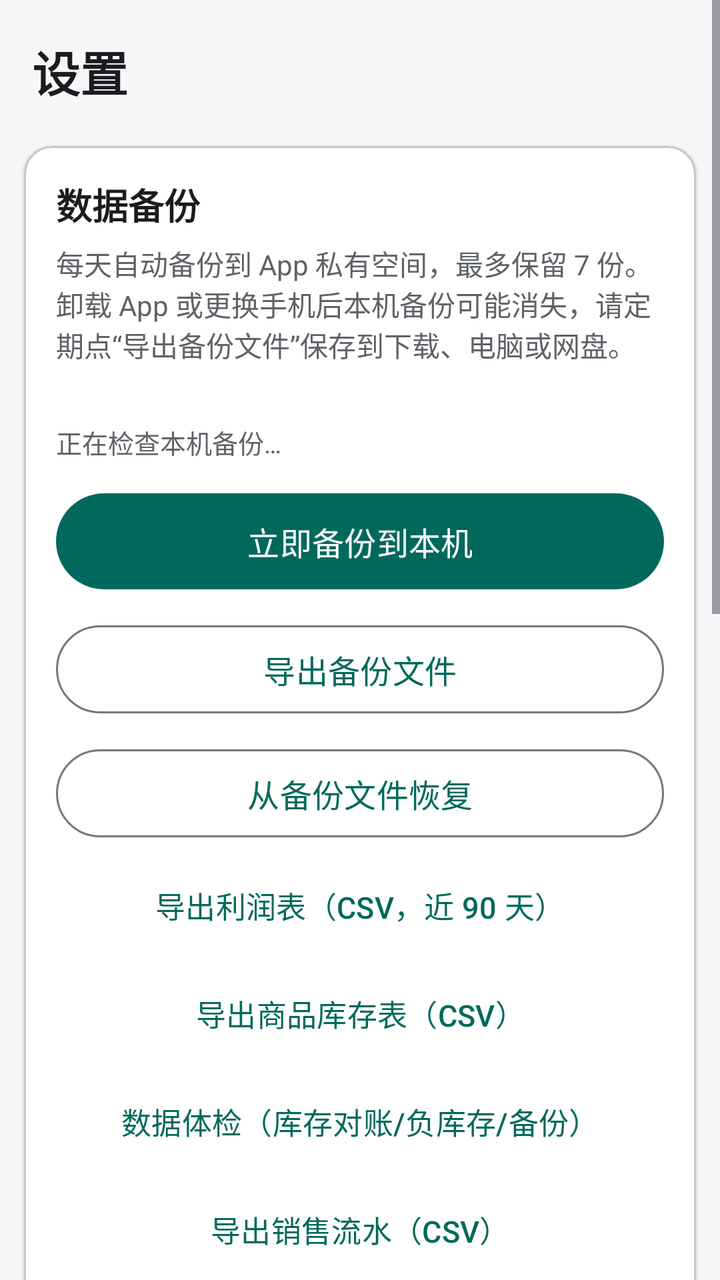
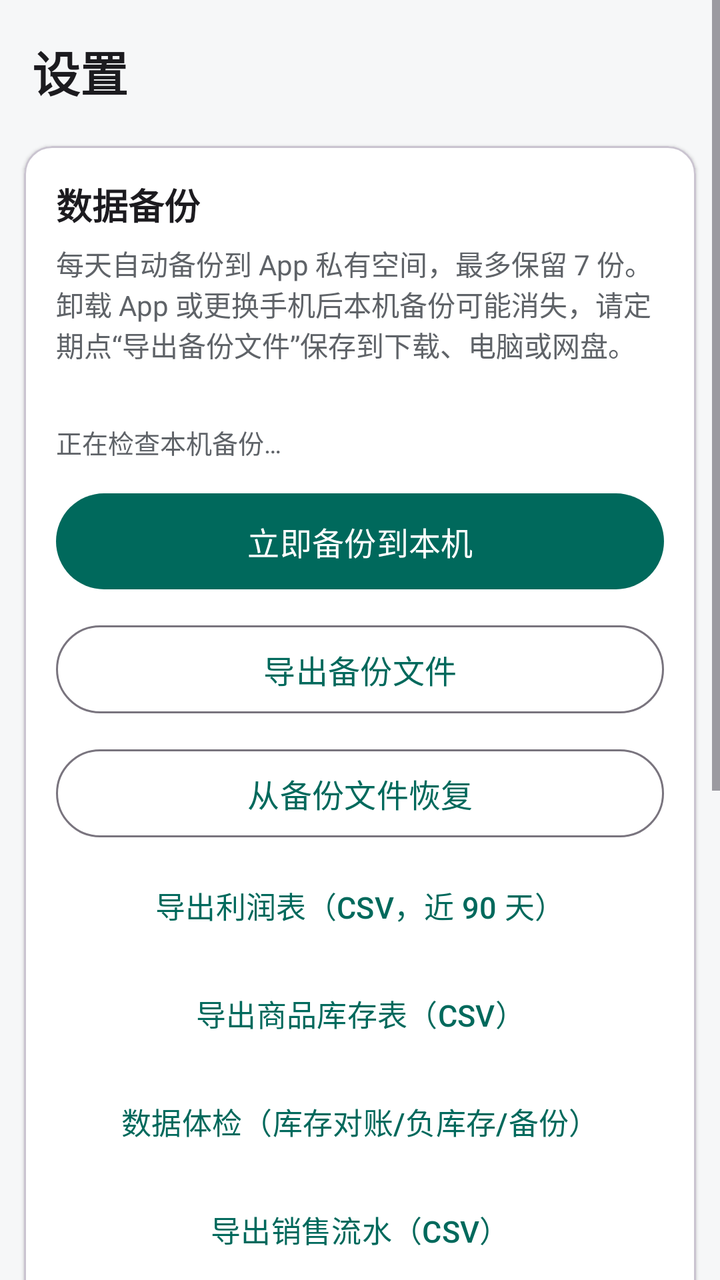

Compare the two renders of this Android layout. The source of the first and the diff that turns it into the second are given below.
<!-- AndroidManifest.xml: application theme Theme.Accounting -->
<!-- res/layout/fragment_settings.xml -->
<?xml version="1.0" encoding="utf-8"?>
<ScrollView xmlns:android="http://schemas.android.com/apk/res/android"
    xmlns:app="http://schemas.android.com/apk/res-auto"
    android:layout_width="match_parent"
    android:layout_height="match_parent">

    <LinearLayout
        android:layout_width="match_parent"
        android:layout_height="wrap_content"
        android:orientation="vertical"
        android:paddingBottom="24dp">

        <TextView
            android:layout_width="match_parent"
            android:layout_height="wrap_content"
            android:paddingStart="16dp"
            android:paddingEnd="16dp"
            android:paddingTop="18dp"
            android:paddingBottom="8dp"
            android:text="@string/settings_title"
            android:textColor="@color/text_primary"
            android:textSize="24sp"
            android:textStyle="bold" />

        
        <com.google.android.material.card.MaterialCardView
            android:layout_width="match_parent"
            android:layout_height="wrap_content"
            android:layout_margin="12dp"
            app:cardBackgroundColor="@color/bg_card"
            app:cardCornerRadius="14dp"
            app:cardElevation="1dp">

            <LinearLayout
                android:layout_width="match_parent"
                android:layout_height="wrap_content"
                android:orientation="vertical"
                android:padding="16dp">

                <TextView
                    android:layout_width="wrap_content"
                    android:layout_height="wrap_content"
                    android:text="@string/backup_section"
                    android:textColor="@color/text_primary"
                    android:textSize="18sp"
                    android:textStyle="bold" />

                <TextView
                    android:layout_width="match_parent"
                    android:layout_height="wrap_content"
                    android:layout_marginTop="6dp"
                    android:text="@string/backup_auto_hint"
                    android:textColor="@color/text_secondary"
                    android:textSize="14sp" />

                <TextView
                    android:id="@+id/text_last_backup"
                    android:layout_width="match_parent"
                    android:layout_height="wrap_content"
                    android:layout_marginTop="6dp"
                    android:textColor="@color/text_primary"
                    android:textSize="14sp" />
                <TextView
                    android:id="@+id/text_backup_summary"
                    android:layout_width="match_parent"
                    android:layout_height="wrap_content"
                    android:layout_marginTop="4dp"
                    android:text="@string/backup_summary_loading"
                    android:textColor="@color/text_secondary"
                    android:textSize="13sp" />

                <com.google.android.material.button.MaterialButton
                    android:id="@+id/btn_backup_now"
                    android:layout_width="match_parent"
                    android:layout_height="56dp"
                    android:layout_marginTop="12dp"
                    android:text="@string/backup_now"
                    android:textSize="16sp" />

                <com.google.android.material.button.MaterialButton
                    android:id="@+id/btn_export_backup"
                    style="@style/Widget.Material3.Button.OutlinedButton"
                    android:layout_width="match_parent"
                    android:layout_height="52dp"
                    android:layout_marginTop="10dp"
                    android:text="@string/backup_export"
                    android:textSize="16sp" />

                <com.google.android.material.button.MaterialButton
                    android:id="@+id/btn_restore_backup"
                    style="@style/Widget.Material3.Button.OutlinedButton"
                    android:layout_width="match_parent"
                    android:layout_height="52dp"
                    android:layout_marginTop="10dp"
                    android:text="@string/backup_restore"
                    android:textSize="16sp" />

                <com.google.android.material.button.MaterialButton
                    android:id="@+id/btn_export_profit"
                    style="@style/Widget.Material3.Button.TextButton"
                    android:layout_width="match_parent"
                    android:layout_height="48dp"
                    android:layout_marginTop="6dp"
                    android:text="@string/profit_report_export"
                    android:textSize="15sp" />

                <com.google.android.material.button.MaterialButton
                    android:id="@+id/btn_export_inventory"
                    style="@style/Widget.Material3.Button.TextButton"
                    android:layout_width="match_parent"
                    android:layout_height="48dp"
                    android:layout_marginTop="6dp"
                    android:text="@string/inventory_export"
                    android:textSize="15sp" />

                <com.google.android.material.button.MaterialButton
                    android:id="@+id/btn_data_check"
                    style="@style/Widget.Material3.Button.TextButton"
                    android:layout_width="match_parent"
                    android:layout_height="48dp"
                    android:layout_marginTop="6dp"
                    android:text="@string/data_check"
                    android:textSize="15sp" />

                <com.google.android.material.button.MaterialButton
                    android:id="@+id/btn_export_csv"
                    style="@style/Widget.Material3.Button.TextButton"
                    android:layout_width="match_parent"
                    android:layout_height="48dp"
                    android:layout_marginTop="6dp"
                    android:text="@string/csv_export"
                    android:textSize="15sp" />
            </LinearLayout>
        </com.google.android.material.card.MaterialCardView>

        
        <com.google.android.material.card.MaterialCardView
            android:layout_width="match_parent"
            android:layout_height="wrap_content"
            android:layout_margin="12dp"
            app:cardBackgroundColor="@color/bg_card"
            app:cardCornerRadius="14dp"
            app:cardElevation="1dp">

            <LinearLayout
                android:layout_width="match_parent"
                android:layout_height="wrap_content"
                android:orientation="vertical"
                android:padding="16dp">

                <TextView
                    android:layout_width="wrap_content"
                    android:layout_height="wrap_content"
                    android:text="@string/sync_section"
                    android:textColor="@color/text_primary"
                    android:textSize="18sp"
                    android:textStyle="bold" />

                <TextView
                    android:layout_width="match_parent"
                    android:layout_height="wrap_content"
                    android:layout_marginTop="6dp"
                    android:text="@string/sync_hint"
                    android:textColor="@color/text_secondary"
                    android:textSize="14sp" />

                <com.google.android.material.textfield.TextInputLayout
                    android:layout_width="match_parent"
                    android:layout_height="wrap_content"
                    android:layout_marginTop="8dp"
                    android:hint="@string/sync_server_url">

                    <com.google.android.material.textfield.TextInputEditText
                        android:id="@+id/input_sync_url"
                        android:layout_width="match_parent"
                        android:layout_height="wrap_content"
                        android:inputType="textUri"
                        android:maxLines="1" />
                </com.google.android.material.textfield.TextInputLayout>

                <com.google.android.material.textfield.TextInputLayout
                    android:layout_width="match_parent"
                    android:layout_height="wrap_content"
                    android:layout_marginTop="8dp"
                    android:hint="@string/sync_server_key">

                    <com.google.android.material.textfield.TextInputEditText
                        android:id="@+id/input_sync_key"
                        android:layout_width="match_parent"
                        android:layout_height="wrap_content"
                        android:inputType="text"
                        android:maxLines="1" />
                </com.google.android.material.textfield.TextInputLayout>

                <LinearLayout
                    android:layout_width="match_parent"
                    android:layout_height="wrap_content"
                    android:orientation="horizontal"
                    android:layout_marginTop="10dp">

                    <com.google.android.material.button.MaterialButton
                        android:id="@+id/btn_sync_save"
                        style="@style/Widget.Material3.Button.OutlinedButton"
                        android:layout_width="0dp"
                        android:layout_height="52dp"
                        android:layout_weight="1"
                        android:layout_marginEnd="6dp"
                        android:text="@string/sync_save_config"
                        android:textSize="15sp" />

                    <com.google.android.material.button.MaterialButton
                        android:id="@+id/btn_sync_now"
                        android:layout_width="0dp"
                        android:layout_height="52dp"
                        android:layout_weight="1"
                        android:layout_marginStart="6dp"
                        android:text="@string/sync_now"
                        android:textSize="15sp" />
                </LinearLayout>

                <TextView
                    android:id="@+id/text_sync_status"
                    android:layout_width="match_parent"
                    android:layout_height="wrap_content"
                    android:layout_marginTop="8dp"
                    android:text="@string/sync_last_never"
                    android:textColor="@color/text_primary"
                    android:textSize="14sp" />
            </LinearLayout>
        </com.google.android.material.card.MaterialCardView>

        
        <com.google.android.material.card.MaterialCardView
            android:layout_width="match_parent"
            android:layout_height="wrap_content"
            android:layout_marginStart="12dp"
            android:layout_marginEnd="12dp"
            app:cardBackgroundColor="@color/bg_card"
            app:cardCornerRadius="14dp"
            app:cardElevation="1dp">

            <LinearLayout
                android:layout_width="match_parent"
                android:layout_height="wrap_content"
                android:orientation="vertical"
                android:padding="16dp">

                <TextView
                    android:layout_width="wrap_content"
                    android:layout_height="wrap_content"
                    android:text="@string/category_section"
                    android:textColor="@color/text_primary"
                    android:textSize="18sp"
                    android:textStyle="bold" />

                <com.google.android.material.button.MaterialButton
                    android:id="@+id/btn_category_manage"
                    style="@style/Widget.Material3.Button.OutlinedButton"
                    android:layout_width="match_parent"
                    android:layout_height="52dp"
                    android:layout_marginTop="10dp"
                    android:text="@string/category_manage"
                    android:textSize="16sp" />

                <com.google.android.material.button.MaterialButton
                    android:id="@+id/btn_add_widget"
                    style="@style/Widget.Material3.Button.TextButton"
                    android:layout_width="match_parent"
                    android:layout_height="48dp"
                    android:layout_marginTop="4dp"
                    android:text="@string/widget_add"
                    android:textSize="14sp" />
            </LinearLayout>
        </com.google.android.material.card.MaterialCardView>

        
        <com.google.android.material.card.MaterialCardView
            android:layout_width="match_parent"
            android:layout_height="wrap_content"
            android:layout_marginStart="12dp"
            android:layout_marginEnd="12dp"
            app:cardBackgroundColor="@color/bg_card"
            app:cardCornerRadius="14dp"
            app:cardElevation="1dp">

            <TextView
                android:layout_width="match_parent"
                android:layout_height="wrap_content"
                android:padding="16dp"
                android:text="@string/about_text"
                android:textColor="@color/text_secondary"
                android:textSize="14sp" />
        </com.google.android.material.card.MaterialCardView>

    </LinearLayout>
</ScrollView>
<!-- resources referenced by this layout -->
<resources>
  <color name="bg_card">#FFFFFF</color>
  <color name="text_primary">#1C1B1F</color>
  <color name="text_secondary">#5F6368</color>
  <string name="about_text">售货记账 · 本地离线记账软件\n数据保存在本机，定期自动备份，不联网也能记账。</string>
  <string name="backup_auto_hint">每天自动备份到 App 私有空间，最多保留 7 份。卸载 App 或更换手机后本机备份可能消失，请定期点“导出备份文件”保存到下载、电脑或网盘。</string>
  <string name="backup_export">导出备份文件</string>
  <string name="backup_now">立即备份到本机</string>
  <string name="backup_restore">从备份文件恢复</string>
  <string name="backup_section">数据备份</string>
  <string name="backup_summary_loading">正在检查本机备份…</string>
  <string name="category_manage">分类管理</string>
  <string name="category_section">商品分类</string>
  <string name="csv_export">导出销售流水（CSV）</string>
  <string name="data_check">数据体检（库存对账/负库存/备份）</string>
  <string name="inventory_export">导出商品库存表（CSV）</string>
  <string name="profit_report_export">导出利润表（CSV，近 90 天）</string>
  <string name="settings_title">设置</string>
  <string name="sync_hint">不配置也能正常记账和备份。配置局域网服务器后，数据会自动增量同步（离线先记账，有网自动传）。</string>
  <string name="sync_last_never">从未同步（或未配置服务器）</string>
  <string name="sync_now">立即同步</string>
  <string name="sync_save_config">保存配置</string>
  <string name="sync_section">云同步（可选）</string>
  <string name="sync_server_key">访问密钥（与服务端 SYNC_KEY 一致）</string>
  <string name="sync_server_url">服务器地址（如 http://192.168.1.10:5080）</string>
  <string name="widget_add">添加桌面小组件（今日经营）</string>
  <style name="Theme.Accounting" parent="Theme.Material3.DayNight.NoActionBar">
          <item name="colorPrimary">@color/brand_primary</item>
          <item name="colorOnPrimary">#FFFFFF</item>
          <item name="colorPrimaryContainer">@color/brand_primary_light</item>
          <item name="android:colorBackground">@color/bg_page</item>
          <item name="android:statusBarColor">@color/brand_primary_dark</item>
      </style>
  <color name="brand_primary">#00695C</color>
  <color name="brand_primary_light">#B2DFDB</color>
  <color name="bg_page">#F6F7F8</color>
  <color name="brand_primary_dark">#004D40</color>
</resources>

<!-- the commit's change to res/layout/fragment_settings.xml (unified diff, before → after) -->
@@ -142,91 +142,13 @@
             app:cardCornerRadius="14dp"
             app:cardElevation="1dp">
 
-            <LinearLayout
-                android:layout_width="match_parent"
-                android:layout_height="wrap_content"
-                android:orientation="vertical"
-                android:padding="16dp">
-
-                <TextView
-                    android:layout_width="wrap_content"
-                    android:layout_height="wrap_content"
-                    android:text="@string/sync_section"
-                    android:textColor="@color/text_primary"
-                    android:textSize="18sp"
-                    android:textStyle="bold" />
-
-                <TextView
-                    android:layout_width="match_parent"
-                    android:layout_height="wrap_content"
-                    android:layout_marginTop="6dp"
-                    android:text="@string/sync_hint"
-                    android:textColor="@color/text_secondary"
-                    android:textSize="14sp" />
-
-                <com.google.android.material.textfield.TextInputLayout
-                    android:layout_width="match_parent"
-                    android:layout_height="wrap_content"
-                    android:layout_marginTop="8dp"
-                    android:hint="@string/sync_server_url">
-
-                    <com.google.android.material.textfield.TextInputEditText
-                        android:id="@+id/input_sync_url"
-                        android:layout_width="match_parent"
-                        android:layout_height="wrap_content"
-                        android:inputType="textUri"
-                        android:maxLines="1" />
-                </com.google.android.material.textfield.TextInputLayout>
-
-                <com.google.android.material.textfield.TextInputLayout
-                    android:layout_width="match_parent"
-                    android:layout_height="wrap_content"
-                    android:layout_marginTop="8dp"
-                    android:hint="@string/sync_server_key">
-
-                    <com.google.android.material.textfield.TextInputEditText
-                        android:id="@+id/input_sync_key"
-                        android:layout_width="match_parent"
-                        android:layout_height="wrap_content"
-                        android:inputType="text"
-                        android:maxLines="1" />
-                </com.google.android.material.textfield.TextInputLayout>
-
-                <LinearLayout
-                    android:layout_width="match_parent"
-                    android:layout_height="wrap_content"
-                    android:orientation="horizontal"
-                    android:layout_marginTop="10dp">
-
-                    <com.google.android.material.button.MaterialButton
-                        android:id="@+id/btn_sync_save"
-                        style="@style/Widget.Material3.Button.OutlinedButton"
-                        android:layout_width="0dp"
-                        android:layout_height="52dp"
-                        android:layout_weight="1"
-                        android:layout_marginEnd="6dp"
-                        android:text="@string/sync_save_config"
-                        android:textSize="15sp" />
-
-                    <com.google.android.material.button.MaterialButton
-                        android:id="@+id/btn_sync_now"
-                        android:layout_width="0dp"
-                        android:layout_height="52dp"
-                        android:layout_weight="1"
-                        android:layout_marginStart="6dp"
-                        android:text="@string/sync_now"
-                        android:textSize="15sp" />
-                </LinearLayout>
-
-                <TextView
-                    android:id="@+id/text_sync_status"
-                    android:layout_width="match_parent"
-                    android:layout_height="wrap_content"
-                    android:layout_marginTop="8dp"
-                    android:text="@string/sync_last_never"
-                    android:textColor="@color/text_primary"
-                    android:textSize="14sp" />
-            </LinearLayout>
+            <com.google.android.material.button.MaterialButton
+                android:id="@+id/btn_open_sync"
+                style="@style/Widget.Material3.Button.TextButton"
+                android:layout_width="match_parent"
+                android:layout_height="56dp"
+                android:text="@string/sync_section"
+                android:textSize="16sp" />
         </com.google.android.material.card.MaterialCardView>
 
         
<!-- resource entries referenced after the edit -->
@@ -17,13 +17,7 @@
   <string name="inventory_export">导出商品库存表（CSV）</string>
   <string name="profit_report_export">导出利润表（CSV，近 90 天）</string>
   <string name="settings_title">设置</string>
-  <string name="sync_hint">不配置也能正常记账和备份。配置局域网服务器后，数据会自动增量同步（离线先记账，有网自动传）。</string>
-  <string name="sync_last_never">从未同步（或未配置服务器）</string>
-  <string name="sync_now">立即同步</string>
-  <string name="sync_save_config">保存配置</string>
   <string name="sync_section">云同步（可选）</string>
-  <string name="sync_server_key">访问密钥（与服务端 SYNC_KEY 一致）</string>
-  <string name="sync_server_url">服务器地址（如 http://192.168.1.10:5080）</string>
   <string name="widget_add">添加桌面小组件（今日经营）</string>
   <style name="Theme.Accounting" parent="Theme.Material3.DayNight.NoActionBar">
           <item name="colorPrimary">@color/brand_primary</item>
